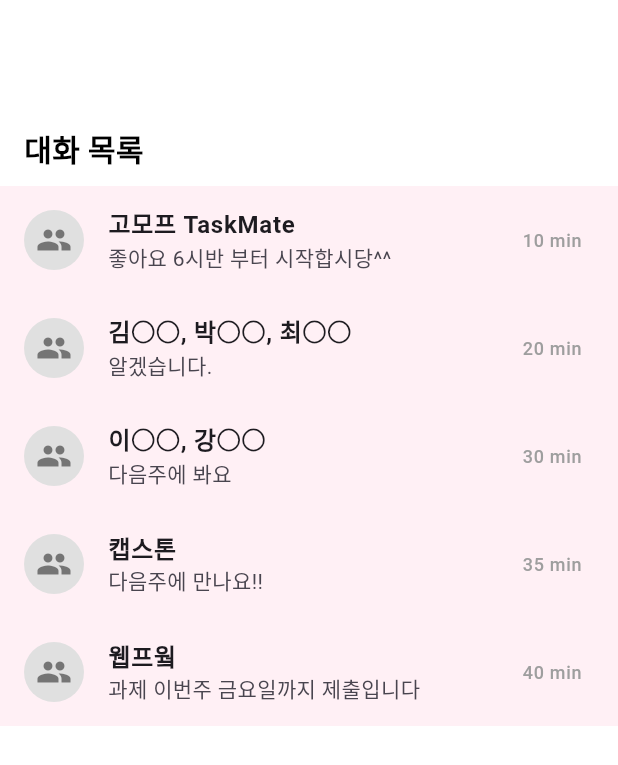
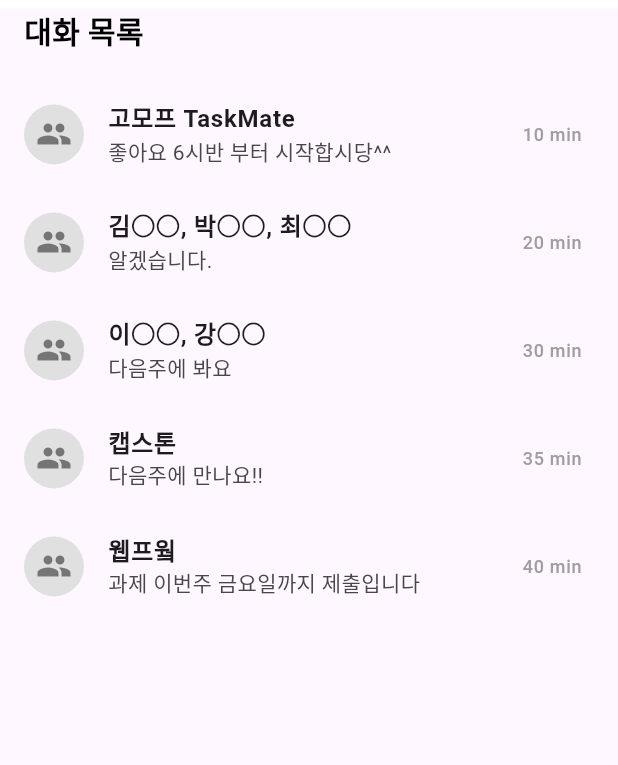
Before and after one commit to Project-TaskMate/Task_Mate, a Flutter app: the GroupPage screen opened directly, on a phone screen of 412 x 824 dp. Shown: the top 765 px of the screen. Run offline on Flutter 3.47's test engine with Material 3 defaults, Android fonts, the phone set to English and light mode, and no system bars; our stand-ins replace cloud_firestore, firebase_auth, firebase_core; accounts and stored records are empty.

Commit message:
Group페이지 수정

```diff
--- a/lib/Group_1.dart
+++ b/lib/Group_1.dart
@@ -9,13 +9,13 @@ class GroupPage extends StatelessWidget {
       body: Column(
         crossAxisAlignment: CrossAxisAlignment.start,
         children: [
-          // 상단의 넉넉한 빈 공간
+          // 상단 빈 공간 제거 또는 최소화
           Container(
-            height: kToolbarHeight * 1.5, // AppBar 높이의 1.5배
+            height: kToolbarHeight * 0.1, // AppBar 높이의 1.5배
             color: Colors.white,
           ),
           const Padding(
-            padding: EdgeInsets.symmetric(horizontal: 16.0),
+            padding: EdgeInsets.only(left: 16.0, bottom: 8.0), // 위쪽 여백 제거
             child: Text(
               '대화 목록',
               style: TextStyle(color: Colors.black, fontSize: 20, fontWeight: FontWeight.bold),
@@ -55,7 +55,6 @@ class GroupPage extends StatelessWidget {
           ),
         ],
       ),
-      backgroundColor: Colors.white,
     );
   }
 }
@@ -74,9 +73,7 @@ class ChatItem extends StatelessWidget {
 
   @override
   Widget build(BuildContext context) {
-    return Container(
-      color: const Color(0xFFFFF0F5), // 모든 ChatItem에 연한 핑크색 배경 적용
-      child: ListTile(
+    return ListTile(
         leading: CircleAvatar(
           backgroundColor: Colors.grey[300],
           child: Icon(Icons.group, color: Colors.grey[600]),
@@ -90,7 +87,6 @@ class ChatItem extends StatelessWidget {
           time,
           style: const TextStyle(color: Colors.grey, fontSize: 12),
         ),
-      ),
-    );
+      );
   }
 }
```
